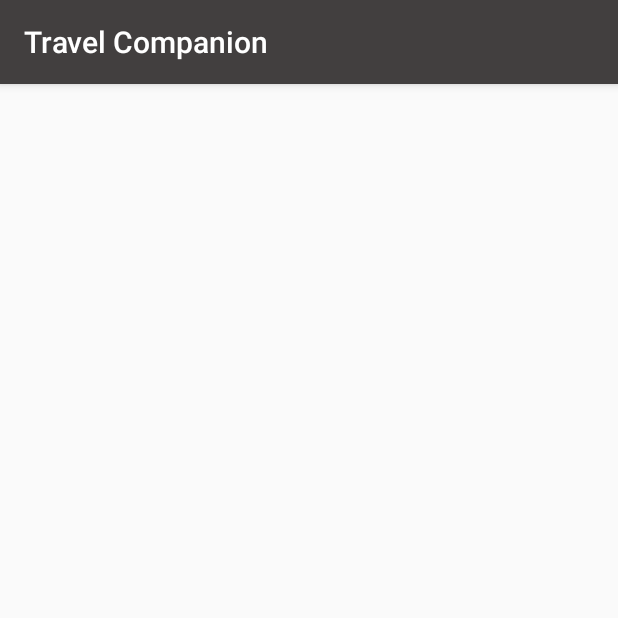
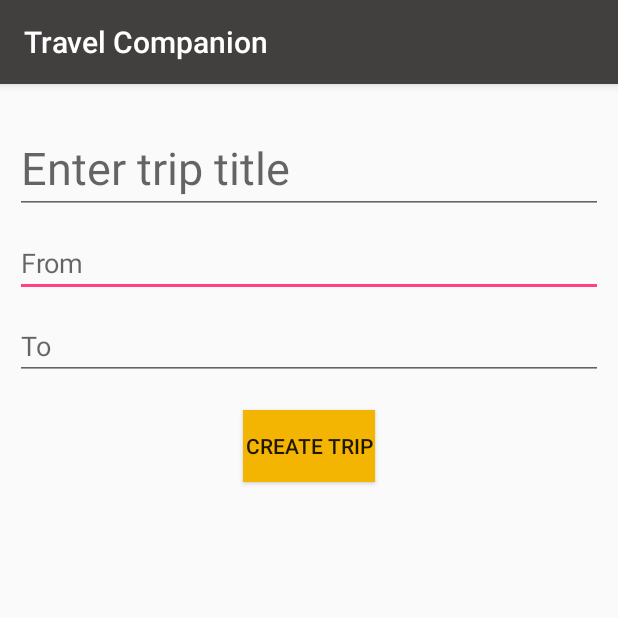
Before and after one commit to sonalikasahoo/Travel_Companion, an Android app: the TakeTripTitleActivity screen opened directly, with no data from a screen before it, on a phone screen of 412 x 824 dp, the top half of it. Run offline under Robolectric (Android 15) with nearby library versions, the light colour scheme and no system bars.

Commit message:
Few button Clicks added

```diff
--- a/app/src/main/java/com/example/sona/travelcompanion/TakeTripTitleActivity.java
+++ b/app/src/main/java/com/example/sona/travelcompanion/TakeTripTitleActivity.java
@@ -1,13 +1,95 @@
 package com.example.sona.travelcompanion;
+
+import android.app.DatePickerDialog;
+import java.util.Calendar;
+import java.text.SimpleDateFormat;
+import java.util.Locale;
 
 import android.support.v7.app.AppCompatActivity;
 import android.os.Bundle;
+import android.text.InputType;
+import android.util.Log;
+import android.view.View;
+import android.widget.Button;
+import android.widget.DatePicker;
+import android.widget.EditText;
 
 public class TakeTripTitleActivity extends AppCompatActivity {
+
+    //UI References
+    private EditText etFromDate;
+    private EditText etToDate;
+    private EditText etTripTitle;
+
+    private DatePickerDialog fromDatePickerDialog;
+    private DatePickerDialog toDatePickerDialog;
+
+    private SimpleDateFormat dateFormatter;
+
+    Button btnCreateTrip;
 
     @Override
     protected void onCreate(Bundle savedInstanceState) {
         super.onCreate(savedInstanceState);
         setContentView(R.layout.activity_take_trip_title);
+
+
+        dateFormatter = new SimpleDateFormat("dd-MM-yyyy", Locale.UK);
+        findViewsById();
+
+        //setDateTimeField();
+
+        btnCreateTrip.setOnClickListener(new View.OnClickListener() {
+            @Override
+            public void onClick(View v) {
+                String tripTitle = etTripTitle.getText().toString();
+                String fromDate = etFromDate.getText().toString();
+                String toDate = etToDate.getText().toString();
+                Log.d("pikachu", "onClick: "+tripTitle+" "+fromDate+" "+toDate);
+            }
+        });
+    }
+
+    private void findViewsById() {
+        etTripTitle = findViewById(R.id.etTripTitle);
+        etFromDate = findViewById(R.id.etFromdate);
+        etFromDate.setInputType(InputType.TYPE_NULL);
+        etFromDate.requestFocus();
+
+        btnCreateTrip = findViewById(R.id.btnCreateTrip);
+
+        etToDate = findViewById(R.id.etToDate);
+        etToDate.setInputType(InputType.TYPE_NULL);
+    }
+
+    private void setDateTimeField() {
+        etFromDate.setOnClickListener(new View.OnClickListener() {
+            @Override
+            public void onClick(View v) {
+
+            }
+        });
+        etToDate.setOnClickListener((View.OnClickListener) this);
+
+        Calendar newCalendar = Calendar.getInstance();
+        fromDatePickerDialog = new DatePickerDialog(this, new DatePickerDialog.OnDateSetListener() {
+
+            @Override
+            public void onDateSet(DatePicker view, int year, int month, int dayOfMonth) {
+                Calendar newDate = Calendar.getInstance();
+                newDate.set(year, month, dayOfMonth);
+                etFromDate.setText(dateFormatter.format(newDate.getTime()));
+            }
+        },newCalendar.get(Calendar.YEAR), newCalendar.get(Calendar.MONTH), newCalendar.get(Calendar.DAY_OF_MONTH));
+
+        toDatePickerDialog = new DatePickerDialog(this, new DatePickerDialog.OnDateSetListener() {
+
+            public void onDateSet(DatePicker view, int year, int monthOfYear, int dayOfMonth) {
+                Calendar newDate = Calendar.getInstance();
+                newDate.set(year, monthOfYear, dayOfMonth);
+                etToDate.setText(dateFormatter.format(newDate.getTime()));
+            }
+
+        },newCalendar.get(Calendar.YEAR), newCalendar.get(Calendar.MONTH), newCalendar.get(Calendar.DAY_OF_MONTH));
     }
 }
--- a/app/src/main/res/layout/activity_take_trip_title.xml
+++ b/app/src/main/res/layout/activity_take_trip_title.xml
@@ -1,9 +1,48 @@
 <?xml version="1.0" encoding="utf-8"?>
-<android.support.constraint.ConstraintLayout xmlns:android="http://schemas.android.com/apk/res/android"
+<LinearLayout
+    xmlns:android="http://schemas.android.com/apk/res/android"
     xmlns:app="http://schemas.android.com/apk/res-auto"
     xmlns:tools="http://schemas.android.com/tools"
     android:layout_width="match_parent"
     android:layout_height="match_parent"
+    android:orientation="vertical"
+    android:layout_marginTop="25dp"
+    android:layout_marginLeft="10dp"
+    android:layout_marginRight="10dp"
     tools:context="com.example.sona.travelcompanion.TakeTripTitleActivity">
 
-</android.support.constraint.ConstraintLayout>
+    <EditText
+        android:id="@+id/etTripTitle"
+        android:textSize="30sp"
+        android:layout_width="match_parent"
+        android:layout_height="wrap_content"
+        android:hint="Enter trip title"/>
+
+    <EditText
+        android:id="@+id/etFromdate"
+        android:layout_width="match_parent"
+        android:layout_height="wrap_content"
+        android:ems="10"
+        android:hint="From"
+        android:layout_marginTop="10dp"
+        android:inputType="date" />
+
+    <EditText
+        android:id="@+id/etToDate"
+        android:layout_width="match_parent"
+        android:layout_height="wrap_content"
+        android:ems="10"
+        android:hint="To"
+        android:layout_marginTop="10dp"
+        android:inputType="date" />
+
+    <Button
+        android:id="@+id/btnCreateTrip"
+        android:text="Create Trip"
+        android:background="@color/colorMyYellow"
+        android:layout_width="wrap_content"
+        android:layout_height="wrap_content"
+        android:layout_gravity="center"
+        android:layout_marginTop="20dp"/>
+
+</LinearLayout>
--- a/app/src/main/res/values/colors.xml
+++ b/app/src/main/res/values/colors.xml
@@ -6,4 +6,5 @@
     <color name="colorWhite">#FFFFFF</color>
     <color name="colorSecondary">#FFC107</color>
     <color name="colorGray">#423f3f</color>
+    <color name="colorMyYellow">#f4b402</color>
 </resources>
```
Also changed, not shown: app/src/main/java/com/example/sona/travelcompanion/Fragments/MyPlansFragment.java (+24 -6 lines), app/src/main/java/com/example/sona/travelcompanion/MainActivity.java (+16 -1 lines), app/src/main/res/layout/activity_main.xml (+7 -0 lines), app/src/main/res/layout/fragment_my_plans.xml (+11 -2 lines), 410 other files.
